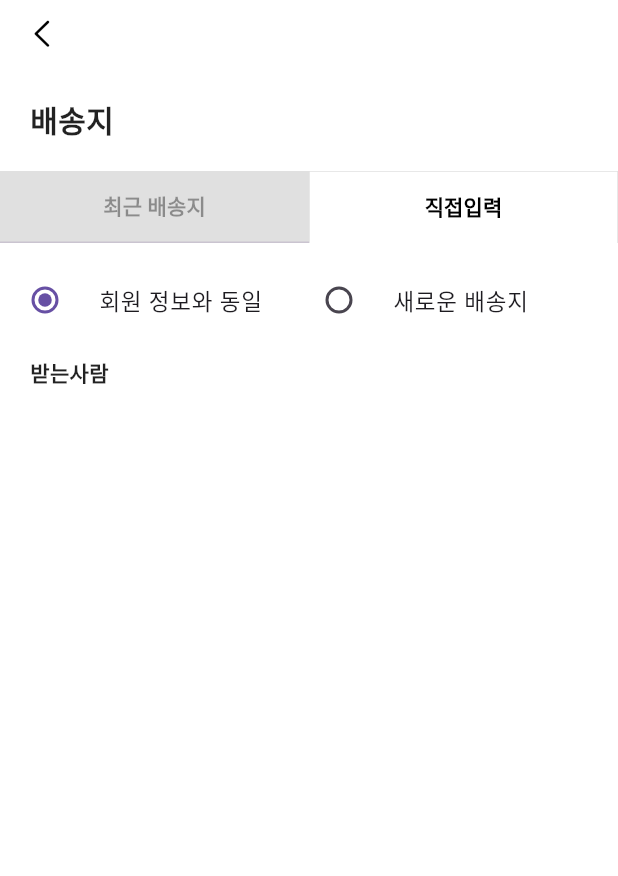
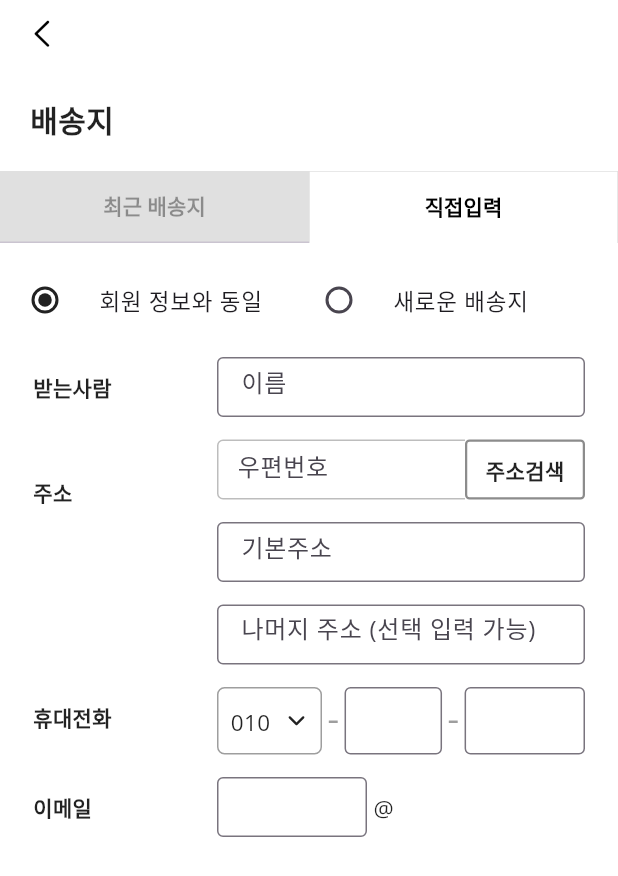
Before and after one commit to chugue/ropa-flutter-project, a Flutter app: the screen it shows after launch, tab 2 chosen, on a phone screen of 412 x 824 dp. Shown: the top 876 px of the screen. Run offline on Flutter 3.47's test engine with Material 3 defaults, Android fonts, the phone set to English and light mode, and no system bars; our stand-ins replace google_fonts, ionicons.

Commit message:
아직 만들고 있는중, 드랍다운 해결

```diff
--- /dev/null
+++ b/lib/holder/buy/_address_search.dart
@@ -0,0 +1,59 @@
+import 'package:flutter/material.dart';
+
+class AddressSearch extends StatelessWidget {
+  const AddressSearch({
+    super.key,
+  });
+
+  @override
+  Widget build(BuildContext context) {
+    return Row(
+      children: [
+        Expanded(
+          child: Container(
+            height: 40,
+            decoration: BoxDecoration(
+              border: Border(
+                left: BorderSide(color: Colors.black26),
+                top: BorderSide(color: Colors.black26),
+                bottom: BorderSide(color: Colors.black26),
+              ),
+              borderRadius: BorderRadius.only(
+                topLeft: Radius.circular(4),
+                bottomLeft: Radius.circular(4),
+              ),
+            ),
+            child: TextFormField(
+              decoration: InputDecoration(
+                hintText: "우편번호",
+                border: InputBorder.none,
+                contentPadding:
+                    EdgeInsets.symmetric(horizontal: 12.5, vertical: 11),
+              ),
+            ),
+          ),
+        ),
+        Container(
+          height: 40,
+          width: 80,
+          decoration: BoxDecoration(
+            border: Border.all(
+              color: Colors.black45,
+              width: 1.5,
+            ),
+            borderRadius: BorderRadius.circular(3),
+          ),
+          child: InkWell(
+            onTap: () {}, //여기에 주소 검색 API 걸면 될듯! //TODO
+            child: Center(
+                child: Text(
+              "주소검색",
+              style:
+                  TextStyle(color: Colors.black87, fontWeight: FontWeight.bold),
+            )),
+          ),
+        )
+      ],
+    );
+  }
+}
--- a/lib/holder/buy/_address_tab.dart
+++ b/lib/holder/buy/_address_tab.dart
@@ -1,8 +1,7 @@
-import 'package:flutter/cupertino.dart';
 import 'package:flutter/material.dart';
-import 'package:flutter/widgets.dart';
 
 import '_choose_address.dart';
+import '_input_address.dart';
 
 class AddressTab extends StatefulWidget {
   const AddressTab({Key? key}) : super(key: key);
@@ -110,54 +109,3 @@ class _AddressTabState extends State<AddressTab>
     );
   }
 }
-
-class InputAddress extends StatelessWidget {
-  const InputAddress({
-    super.key,
-  });
-
-  @override
-  Widget build(BuildContext context) {
-    return Container(
-      child: Row(
-        children: [
-          Padding(
-            padding: const EdgeInsets.symmetric(horizontal: 20),
-            child: Column(
-              crossAxisAlignment: CrossAxisAlignment.start,
-              children: [
-                SmallTitle(text: "받는사람"),
-                SizedBox(height: 20),
-              ],
-            ),
-          ),
-          Column(
-            crossAxisAlignment: CrossAxisAlignment.end,
-          ),
-        ],
-      ),
-    );
-  }
-}
-
-class SmallTitle extends StatelessWidget {
-  final String text;
-
-  const SmallTitle({
-    required this.text,
-  });
-
-
-  @override
-  Widget build(BuildContext context) {
-    return Text(
-      "받는사람",
-      style: TextStyle(
-        color: Colors.black87,
-        fontWeight: FontWeight.w600,
-      ),
-    );
-  }
-
-
-}
--- a/lib/holder/buy/_choose_address.dart
+++ b/lib/holder/buy/_choose_address.dart
@@ -1,4 +1,3 @@
-import 'package:flutter/cupertino.dart';
 import 'package:flutter/material.dart';
 
 class ChooseAddress extends StatefulWidget {
@@ -21,6 +20,7 @@ class _ChooseAddressState extends State<ChooseAddress> {
           children: [
             Expanded(
               child: RadioListTile<String>(
+                activeColor: Colors.black87,
                 title: Text(
                   "회원 정보와 동일",
                   style: TextStyle(
@@ -40,6 +40,7 @@ class _ChooseAddressState extends State<ChooseAddress> {
             ),
             Expanded(
               child: RadioListTile<String>(
+                activeColor: Colors.black87,
                 title: Text("새로운 배송지",
                     style: TextStyle(
                       fontSize: 15,
--- /dev/null
+++ b/lib/holder/buy/_dropdown_numbers.dart
@@ -0,0 +1,71 @@
+import 'package:flutter/material.dart';
+import 'package:ionicons/ionicons.dart';
+
+class DropDownNumbers extends StatefulWidget {
+  const DropDownNumbers({super.key});
+
+  @override
+  State<DropDownNumbers> createState() => _DropDownNumbersState();
+}
+
+class _DropDownNumbersState extends State<DropDownNumbers> {
+  final List<String> list = <String>['010', '011', '016', '017', '018', '019'];
+  String? dropdownValue;
+
+  @override
+  void initState() {
+    super.initState();
+    dropdownValue = list.first;
+  }
+
+  void _showModal() {
+    showModalBottomSheet(
+      context: context,
+      builder: (BuildContext context) {
+        return Container(
+          color: Colors.white,
+          height: 400,
+          child: ListView.builder(
+            itemCount: list.length,
+            itemBuilder: (BuildContext context, int index) {
+              return ListTile(
+                title: Text(list[index]),
+                onTap: () {
+                  setState(() {
+                    dropdownValue = list[index];
+                  });
+                  Navigator.pop(context);
+                },
+              );
+            },
+          ),
+        );
+      },
+    );
+  }
+
+  @override
+  Widget build(BuildContext context) {
+    return GestureDetector(
+      onTap: _showModal,
+      child: Container(
+        padding: EdgeInsets.symmetric(horizontal: 8),
+        decoration: BoxDecoration(
+          borderRadius: BorderRadius.circular(5),
+          border: Border.all(color: Colors.black38),
+        ),
+        child: Row(
+          children: [
+            Expanded(
+              child: Text(
+                dropdownValue ?? '010',
+                style: TextStyle(fontSize: 15, color: Colors.black87),
+              ),
+            ),
+            Icon(Ionicons.chevron_down_outline, size: 16),
+          ],
+        ),
+      ),
+    );
+  }
+}
--- /dev/null
+++ b/lib/holder/buy/_input_address.dart
@@ -0,0 +1,99 @@
+import 'package:flutter/material.dart';
+
+import '_address_search.dart';
+import '_mobile_input.dart';
+import '_small_title.dart';
+import '_text_form.dart';
+
+class InputAddress extends StatelessWidget {
+  final _formkey = GlobalKey<FormState>();
+
+  @override
+  Widget build(BuildContext context) {
+    return Container(
+      child: Padding(
+        padding: const EdgeInsets.symmetric(horizontal: 22),
+        child: Row(
+          children: [
+            Expanded(
+              flex: 1,
+              child: Column(
+                mainAxisAlignment: MainAxisAlignment.start,
+                crossAxisAlignment: CrossAxisAlignment.start,
+                children: [
+                  // SizedBox(height: 20),
+                  SmallTitle(text: "받는사람"),
+                  SizedBox(height: 50),
+                  SmallTitle(text: "주소"),
+                  SizedBox(height: 130),
+                  SmallTitle(text: "휴대전화"),
+                  SizedBox(height: 40),
+                  SmallTitle(text: "이메일"),
+                ],
+              ),
+            ),
+            Expanded(
+              flex: 2,
+              child: Form(
+                key: _formkey,
+                child: Column(
+                  mainAxisAlignment: MainAxisAlignment.start,
+                  crossAxisAlignment: CrossAxisAlignment.start,
+                  children: [
+                    TextForm(text: "이름"),
+                    SizedBox(height: 15),
+                    AddressSearch(),
+                    SizedBox(height: 15),
+                    TextForm(text: "기본주소"),
+                    SizedBox(height: 15),
+                    TextForm(text: "나머지 주소 (선택 입력 가능)"),
+                    SizedBox(height: 15),
+                    MobileInput(),
+                    SizedBox(height: 15),
+                    EmailField(),
+                  ],
+                ),
+              ),
+            ),
+          ],
+        ),
+      ),
+    );
+  }
+}
+
+class EmailField extends StatelessWidget {
+  const EmailField({
+    super.key,
+  });
+
+  @override
+  Widget build(BuildContext context) {
+    return Row(
+      children: [
+        Container(
+          height: 40,
+          width: 100,
+          child: TextFormField(
+            maxLines: 1,
+            decoration: InputDecoration(
+              border: OutlineInputBorder(
+                borderSide: BorderSide(
+                  color: Colors.black26,
+                ),
+              ),
+            ),
+          ),
+        ),
+        Container(
+          height: 40,
+          child: Center(
+              child: Text(
+            " @ ",
+            style: TextStyle(fontSize: 15, color: Colors.black87),
+          )),
+        )
+      ],
+    );
+  }
+}
--- /dev/null
+++ b/lib/holder/buy/_mobile_input.dart
@@ -0,0 +1,78 @@
+import 'package:flutter/material.dart';
+
+import '_dropdown_numbers.dart';
+
+class MobileInput extends StatelessWidget {
+  const MobileInput({
+    super.key,
+  });
+
+  @override
+  Widget build(BuildContext context) {
+    return Container(
+      width: double.infinity,
+      height: 45,
+      child: Row(
+        children: [
+          Container(
+            height: double.infinity,
+            width: 70,
+            child: DropDownNumbers(),
+          ),
+          Container(
+            child: Text(
+              " – ",
+              style: TextStyle(
+                fontWeight: FontWeight.bold,
+              ),
+            ),
+          ),
+          Container(
+            height: double.infinity,
+            width: 65,
+            child: TextFormField(
+              maxLines: 1,
+              decoration: InputDecoration(
+                hintText: "",
+                border: OutlineInputBorder(
+                  borderSide: BorderSide(
+                    color: Colors.black26,
+                  ),
+                ),
+              ),
+              style: TextStyle(
+                fontSize: 15,
+              ),
+            ),
+          ),
+          Container(
+            child: Text(
+              " – ",
+              style: TextStyle(
+                fontWeight: FontWeight.bold,
+              ),
+            ),
+          ),
+          Expanded(
+            child: Container(
+              height: double.infinity,
+              child: TextFormField(
+                  maxLines: 1,
+                  decoration: InputDecoration(
+                    hintText: "",
+                    border: OutlineInputBorder(
+                      borderSide: BorderSide(
+                        color: Colors.black26,
+                      ),
+                    ),
+                  ),
+                  style: TextStyle(
+                    fontSize: 15,
+                  )),
+            ),
+          )
+        ],
+      ),
+    );
+  }
+}
--- /dev/null
+++ b/lib/holder/buy/_small_title.dart
@@ -0,0 +1,20 @@
+import 'package:flutter/material.dart';
+
+class SmallTitle extends StatelessWidget {
+  final String text;
+
+  const SmallTitle({
+    required this.text,
+  });
+
+  @override
+  Widget build(BuildContext context) {
+    return Text(
+      text,
+      style: TextStyle(
+        color: Colors.black87,
+        fontWeight: FontWeight.w600,
+      ),
+    );
+  }
+}
--- /dev/null
+++ b/lib/holder/buy/_text_form.dart
@@ -0,0 +1,28 @@
+import 'package:flutter/material.dart';
+
+class TextForm extends StatelessWidget {
+  final String text;
+
+  const TextForm({
+    required this.text,
+  });
+
+  @override
+  Widget build(BuildContext context) {
+    return Container(
+      alignment: Alignment.center,
+      height: 40,
+      child: TextFormField(
+        maxLines: 1,
+        decoration: InputDecoration(
+          hintText: text,
+          border: OutlineInputBorder(
+            borderSide: BorderSide(
+              color: Colors.black26,
+            ),
+          ),
+        ),
+      ),
+    );
+  }
+}
```
